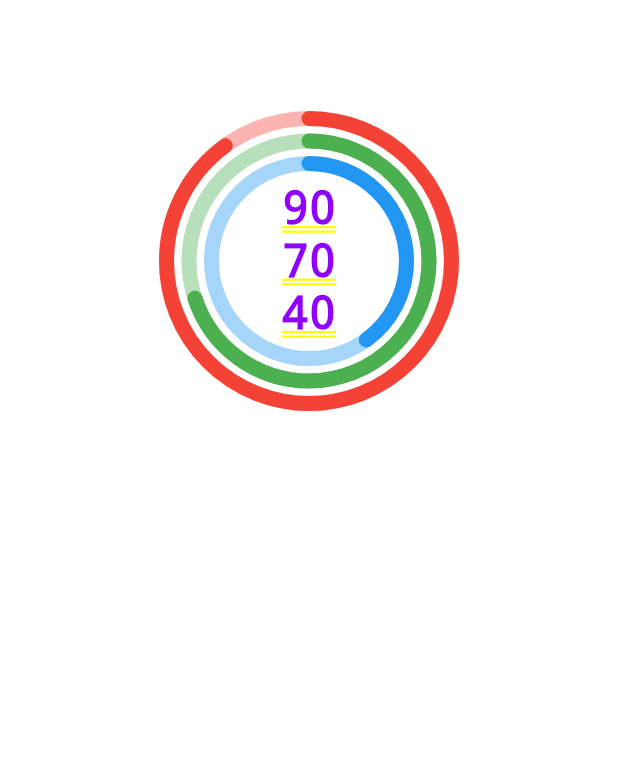
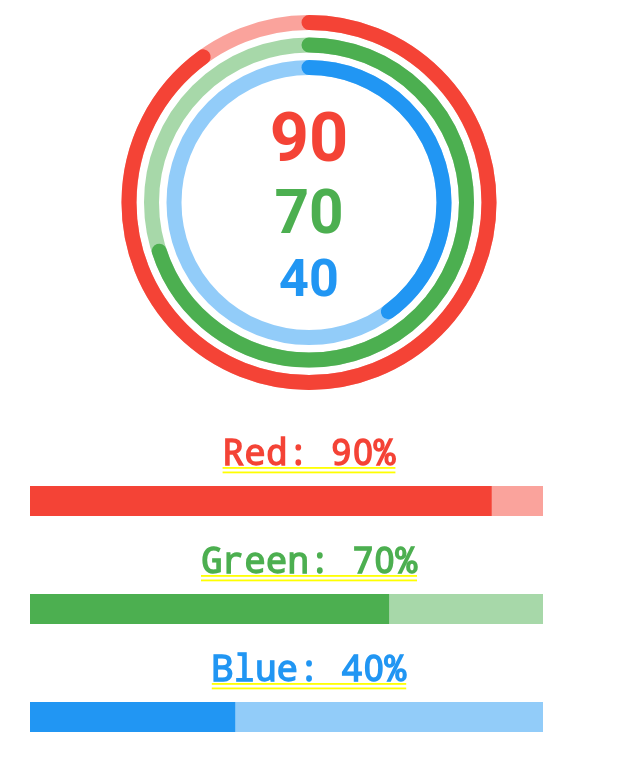
Before and after one commit to rayandu924/SimpLife, a Flutter app: the screen it shows after launch, after a tap on an icon or button, on a phone screen of 412 x 824 dp. Shown: the top 771 px of the screen. Run offline on Flutter 3.47's test engine with Material 2 defaults, Android fonts, the phone set to English and light mode, and no system bars; drawn by our look-alikes of percent_indicator.

Commit message:
Grand pas pour l'algerie

```diff
--- a/lib/my_app.dart
+++ b/lib/my_app.dart
@@ -1,5 +1,6 @@
 import 'package:flutter/material.dart';
 import 'my_custom_ui.dart';
+import 'settings.dart';
 
 class MyApp extends StatelessWidget {
   @override
@@ -8,7 +9,14 @@ class MyApp extends StatelessWidget {
       title: 'Flutter Demo',
       theme: ThemeData(
       ),
-      home: MyCustomUI(),
+      home: DefaultTextStyle(
+        style: TextStyle(
+          color: foregroundPrimaryColor,
+          fontFamily: 'San Francisco / SF Pro Text',
+          fontWeight: FontWeight.bold,
+        ),
+        child: MyCustomUI(),
+      ),
     );
   }
 }
--- a/lib/my_custom_widgets.dart
+++ b/lib/my_custom_widgets.dart
@@ -39,10 +39,8 @@ class MyCustomWidgets {
   }
 
   static Widget sectionPage(BuildContext context) {
-  return SafeArea(
-    child: Column(
+    return Column(
       children: [
-        myAppBar(context),
         Padding(
           padding: const EdgeInsets.all(10.0),
           child: recursiveCircularIndicator(
@@ -52,11 +50,21 @@ static Widget sectionPage(BuildContext context) {
               {"percent": 0.7, "color": Colors.green},
               {"percent": 0.4, "color": Colors.blue},
             ],
-            initialRadius: 200.0,
-          )
-        )
+            initialRadius: 250.0,
+          ),
+        ),
+        Padding(
+          padding: const EdgeInsets.all(10.0),
+          child: linearPercentIndicator(
+            context,
+            [
+              {"percent": 0.9, "color": Colors.red, "title": "Red: "},
+              {"percent": 0.7, "color": Colors.green, "title": "Green: "},
+              {"percent": 0.4, "color": Colors.blue, "title": "Blue: "},
             ],
           ),
+        ),
+      ],
     );
   }
 
@@ -69,7 +77,7 @@ static Widget myAppBar(BuildContext context) {
       padding: const EdgeInsets.all(8.0),
       child: Navigator.canPop(context)
         ? IconButton(
-            icon: Icon(Icons.arrow_back, color: const Color.fromARGB(255, 255, 255, 255)),
+            icon: Icon(Icons.arrow_back, color: foregroundPrimaryColor),
             onPressed: () => Navigator.pop(context),
           )
         : Container(),  // Empty container if there's no previous page.
@@ -157,37 +165,83 @@ static Widget circularPercentIndicator(BuildContext context, Map<String, dynamic
       percent: percentColor["percent"], // Indicate the progress here
       circularStrokeCap: CircularStrokeCap.round,
       progressColor: percentColor["color"],
-      backgroundColor: percentColor["color"].withOpacity(0.4),
+      backgroundColor: percentColor["color"].withOpacity(0.49),
       center: childBody,
     )
   );
 }
 
-static Widget recursiveCircularIndicator(BuildContext context, List<Map<String, dynamic>> percentColors, {double initialRadius = 100.0, Widget finalChild = const SizedBox()}) {
+static Widget recursiveCircularIndicator(BuildContext context, List<Map<String, dynamic>> percentColors, {double initialRadius = 100.0, List<Widget> texts = const <Widget>[]}) {
   // Condition d'arrêt de la récursion.
   if (percentColors.isEmpty) {
-    return finalChild;
+    return Center(
+      child: FittedBox(
+        fit: BoxFit.contain,
+        child: Padding(
+          padding: const EdgeInsets.symmetric(vertical: 30.0), // Adjust the padding here.
+          child: Column(
+            mainAxisSize: MainAxisSize.min,
+            children: texts,
+          ),
+        ),
+      ),
+    );
   }
 
   // Extract the first percentage and create a copy of the list without it.
   Map<String, dynamic> percentColor = percentColors.first;
   List<Map<String, dynamic>> remainingPercentColors = percentColors.sublist(1);
 
-  // Generate the text for the percentage if finalChild is not provided
-  if (finalChild is SizedBox) {
-    finalChild = Text(
-      percentColors.map((e) => (e["percent"] * 100).toInt().toString()).join('\n'),
-      style: TextStyle(color: foregroundSecondaryColor, fontWeight: FontWeight.bold, fontSize: 30.0),
-      textAlign: TextAlign.center,
-    );
+  // Calculate font size based on the initial radius
+  double fontSize = initialRadius / 4.5;  // Change this divisor to adjust font size
+
+  // Add a new text widget for the current circle
+  texts = [
+    ...texts,
+    Padding(
+      padding: const EdgeInsets.symmetric(vertical: 0.0),
+      child: Text(
+        (percentColor["percent"] * 100).toInt().toString(),
+        style: TextStyle(color: percentColor["color"], fontSize: fontSize, fontWeight: FontWeight.bold),
+      ),
+    )
+  ];
+
+  // Create the child widget for the next recursive call
+  Widget child = recursiveCircularIndicator(context, remainingPercentColors, initialRadius: initialRadius - 30.0, texts: texts);
+
+  return circularPercentIndicator(context, percentColor, radius: initialRadius, childBody: child);
 }
 
-  return Stack(
-    alignment: Alignment.center,
+
+static Widget linearPercentIndicator(BuildContext context, List<Map<String, dynamic>> data) {
+  return Column(
+    children: data.map((item) {
+      return Padding(
+        padding: const EdgeInsets.symmetric(vertical: 8.0),
+        child: Column(
+          crossAxisAlignment: CrossAxisAlignment.center,  // Centre le contenu
           children: [
-      circularPercentIndicator(context, percentColor, radius: initialRadius),
-      recursiveCircularIndicator(context, remainingPercentColors, initialRadius: initialRadius - 30.0, finalChild: finalChild)
+            Center(  // Centre le Text widget
+              child: Text(
+                item["title"] + (item["percent"] * 100).toInt().toString() + "%",
+                style: TextStyle(color: item["color"], fontSize: 24.0),
+              ),
+            ),
+            Padding(  // Ajoute un espacement entre le texte et la barre
+              padding: const EdgeInsets.only(top: 8.0),
+              child: LinearPercentIndicator(
+                width: MediaQuery.of(context).size.width - 50,
+                lineHeight: 20.0,
+                percent: item["percent"],
+                backgroundColor: item["color"].withOpacity(0.49),
+                progressColor: item["color"],
+              ),
+            ),
           ],
+        ),
+      );
+    }).toList(),
   );
 }
 
```
Lines whose indentation alone changed are shown as unchanged.
